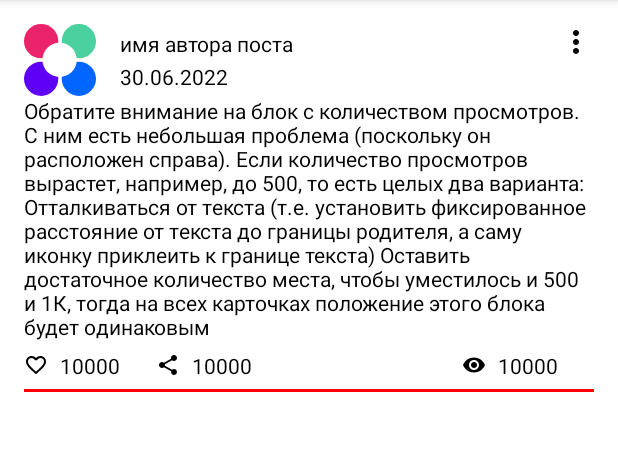
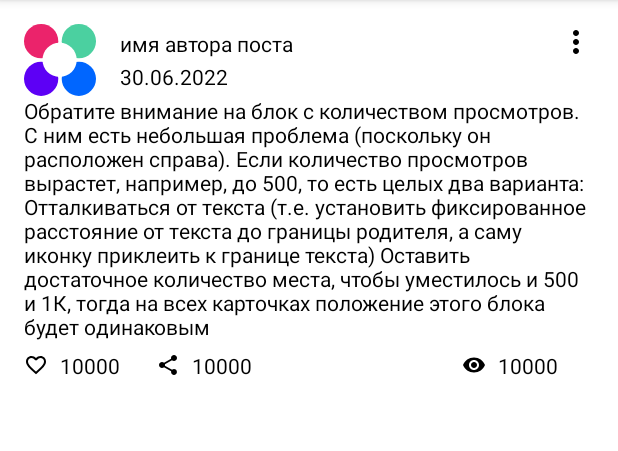
Before and after one commit to Alvari1/and2homeworks, an Android app: the screen it shows after launch (MainActivity), on a phone screen of 412 x 824 dp, the part 84-535 px from its top. Run offline under Robolectric (Android 15) with nearby library versions, the light colour scheme and no system bars.

Commit message:
bottom redline deleted

```diff
--- a/app/src/main/res/layout/post_list_item.xml
+++ b/app/src/main/res/layout/post_list_item.xml
@@ -144,12 +144,4 @@
         app:layout_constraintTop_toTopOf="@id/sharesPic"
         android:textColor="@android:color/black"
         android:text="10000" />
-
-    <androidx.appcompat.widget.AppCompatTextView
-        android:id="@+id/endLine"
-        android:layout_width="match_parent"
-        android:layout_height="@dimen/endLine_size"
-        android:background="@color/red"
-        android:layout_marginTop="@dimen/small_spacing"
-        app:layout_constraintTop_toBottomOf="@id/likePic"/>
 </androidx.constraintlayout.widget.ConstraintLayout>
```
